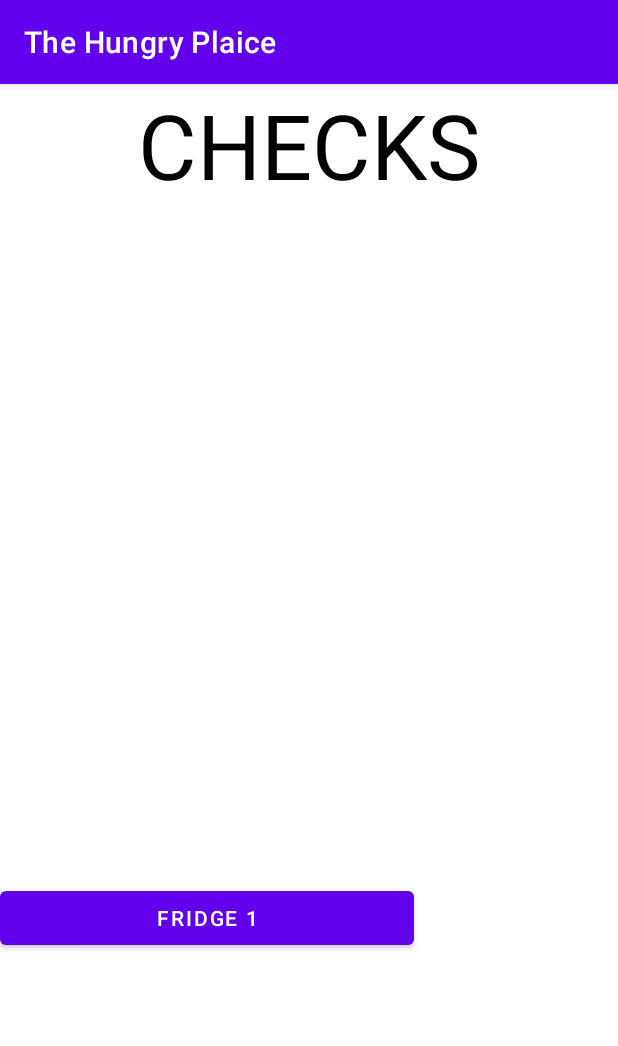
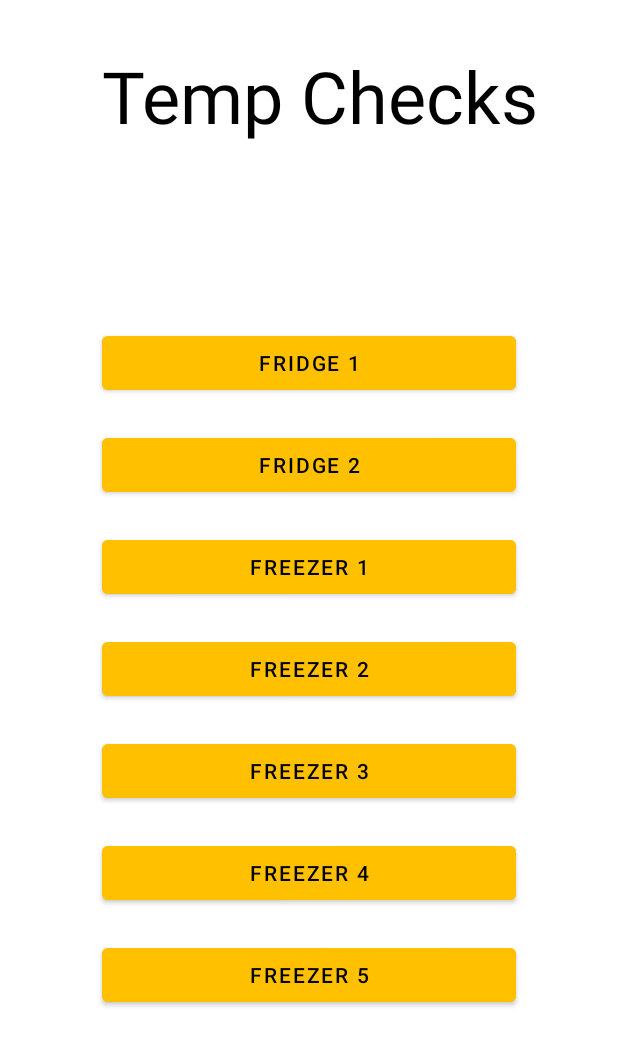
Before and after one commit to MrSquishmeister/TheHungryPlaice, an Android app: the screen it shows after launch (TemperatureChecks), after a tap on "CHECK TEMPERATURES", on a phone screen of 412 x 824 dp. Shown: the top 1046 px of the screen. Run offline under Robolectric (Android 15) with nearby library versions, the light colour scheme and no system bars; our stand-ins replace data binding.

Commit message:
binding & remove app title fix: activity pages now use binding and app title has been removed for all pages

```diff
--- a/app/build.gradle
+++ b/app/build.gradle
@@ -31,6 +31,9 @@ android {
     kotlinOptions {
         jvmTarget = '1.8'
     }
+    dataBinding {
+        enabled = true
+    }
 }
 
 dependencies {
--- a/app/src/main/java/com/lee/thehungryplaice/MainActivity.kt
+++ b/app/src/main/java/com/lee/thehungryplaice/MainActivity.kt
@@ -4,11 +4,18 @@ import android.content.Intent
 import androidx.appcompat.app.AppCompatActivity
 import android.os.Bundle
 import android.widget.Button
+import com.lee.thehungryplaice.databinding.ActivityMainBinding
 
 class MainActivity : AppCompatActivity() {
+    private lateinit var binding: ActivityMainBinding
     override fun onCreate(savedInstanceState: Bundle?) {
         super.onCreate(savedInstanceState)
-        setContentView(R.layout.activity_main)
+        try {
+            this.supportActionBar!!.hide()
+        } catch (e: NullPointerException) {
+        }
+        binding = ActivityMainBinding.inflate(layoutInflater)
+        setContentView(binding.root)
 
         val tempButton = findViewById<Button>(R.id.tempButton)
 
--- a/app/src/main/java/com/lee/thehungryplaice/RecordTemperatureChecks.kt
+++ b/app/src/main/java/com/lee/thehungryplaice/RecordTemperatureChecks.kt
@@ -8,8 +8,10 @@ import android.widget.TextView
 import android.widget.Toast
 import com.google.firebase.firestore.ktx.firestore
 import com.google.firebase.ktx.Firebase
+import com.lee.thehungryplaice.databinding.ActivityRecordTemperatureChecksBinding
 
 class RecordTemperatureChecks : AppCompatActivity() {
+    private lateinit var binding: ActivityRecordTemperatureChecksBinding
     private lateinit var device : TextView
     private lateinit var date : EditText
     private lateinit var time : EditText
@@ -22,7 +24,12 @@ class RecordTemperatureChecks : AppCompatActivity() {
 
     override fun onCreate(savedInstanceState: Bundle?) {
         super.onCreate(savedInstanceState)
-        setContentView(R.layout.activity_record_temperature_checks)
+        try {
+            this.supportActionBar!!.hide()
+        } catch (e: NullPointerException) {
+        }
+        binding = ActivityRecordTemperatureChecksBinding.inflate(layoutInflater)
+        setContentView(binding.root)
 
         device = findViewById(R.id.device)
         val deviceName = intent.getStringExtra("deviceName")
--- a/app/src/main/java/com/lee/thehungryplaice/TemperatureChecks.kt
+++ b/app/src/main/java/com/lee/thehungryplaice/TemperatureChecks.kt
@@ -4,22 +4,52 @@ import android.content.Intent
 import androidx.appcompat.app.AppCompatActivity
 import android.os.Bundle
 import android.widget.Button
-import android.widget.TextView
+import com.lee.thehungryplaice.databinding.ActivityTemperatureChecksBinding
 
 class TemperatureChecks : AppCompatActivity() {
+    private lateinit var binding: ActivityTemperatureChecksBinding
     override fun onCreate(savedInstanceState: Bundle?) {
         super.onCreate(savedInstanceState)
-        setContentView(R.layout.activity_temperature_checks)
+        try {
+            this.supportActionBar!!.hide()
+        } catch (e: NullPointerException) {
+        }
+        binding = ActivityTemperatureChecksBinding.inflate(layoutInflater)
+        setContentView(binding.root)
 
         val fridge1Button = findViewById<Button>(R.id.fridge1Button)
+        val fridge2Button = findViewById<Button>(R.id.fridge2Button)
+        val freezer1Button = findViewById<Button>(R.id.freezer1Button)
+        val freezer2Button = findViewById<Button>(R.id.freezer2Button)
+        val freezer3Button = findViewById<Button>(R.id.freezer3Button)
+        val freezer4Button = findViewById<Button>(R.id.freezer4Button)
+        val freezer5Button = findViewById<Button>(R.id.freezer5Button)
 
         fridge1Button.setOnClickListener{
-            val deviceName = ("Fridge1")
-            callActivity(deviceName)
+            callActivity("Fridge1")
         }
+        fridge2Button.setOnClickListener{
+            callActivity("Fridge2")
+        }
+        freezer1Button.setOnClickListener{
+            callActivity("Freezer1")
+        }
+        freezer2Button.setOnClickListener{
+            callActivity("Freezer2")
+        }
+        freezer3Button.setOnClickListener{
+            callActivity("Freezer3")
+        }
+        freezer4Button.setOnClickListener{
+            callActivity("Freezer4")
+        }
+        freezer5Button.setOnClickListener{
+            callActivity("Freezer5")
+        }
+
     }
     private fun callActivity(deviceName: String){
-       startActivity(Intent(this, RecordTemperatureChecks::class.java)
-           .putExtra("deviceName", deviceName))
+        startActivity(Intent(this, RecordTemperatureChecks::class.java)
+            .putExtra("deviceName", deviceName))
     }
 }
--- a/app/src/main/res/layout/activity_main.xml
+++ b/app/src/main/res/layout/activity_main.xml
@@ -1,10 +1,9 @@
 <?xml version="1.0" encoding="utf-8"?>
+<layout>
 <RelativeLayout xmlns:android="http://schemas.android.com/apk/res/android"
-    xmlns:app="http://schemas.android.com/apk/res-auto"
     xmlns:tools="http://schemas.android.com/tools"
     android:layout_width="match_parent"
     android:layout_height="match_parent"
-    android:background="#FCFFFFFF"
     android:orientation="vertical"
     tools:context=".MainActivity">
 
@@ -16,13 +15,15 @@
         android:layout_alignParentEnd="true"
         android:layout_marginStart="86dp"
         android:layout_marginEnd="107dp"
-        android:text="LOGO"
+        android:text="Menu"
         android:textAlignment="center"
         android:textColor="#000000"
         android:textSize="60sp" />
 
     <Button
         android:id="@+id/tempButton"
+        android:backgroundTint="#FFC000"
+        android:textColor="#000000"
         android:layout_width="272dp"
         android:layout_height="73dp"
         android:layout_alignParentStart="true"
@@ -35,3 +36,4 @@
 
 
 </RelativeLayout>
+</layout>
--- a/app/src/main/res/layout/activity_record_temperature_checks.xml
+++ b/app/src/main/res/layout/activity_record_temperature_checks.xml
@@ -1,4 +1,5 @@
 <?xml version="1.0" encoding="utf-8"?>
+<layout>
 <RelativeLayout xmlns:android="http://schemas.android.com/apk/res/android"
     xmlns:app="http://schemas.android.com/apk/res-auto"
     xmlns:tools="http://schemas.android.com/tools"
@@ -103,3 +104,4 @@
     </ScrollView>
 
 </RelativeLayout>
+</layout>
--- a/app/src/main/res/layout/activity_temperature_checks.xml
+++ b/app/src/main/res/layout/activity_temperature_checks.xml
@@ -1,7 +1,7 @@
 <?xml version="1.0" encoding="utf-8"?>
-<RelativeLayout xmlns:android="http://schemas.android.com/apk/res/android"
-    xmlns:app="http://schemas.android.com/apk/res-auto"
-    xmlns:tools="http://schemas.android.com/tools"
+<layout xmlns:tools="http://schemas.android.com/tools"
+    xmlns:android="http://schemas.android.com/apk/res/android">
+<RelativeLayout
     android:layout_width="match_parent"
     android:layout_height="match_parent"
     tools:context=".TemperatureChecks">
@@ -11,21 +11,92 @@
         android:layout_width="335dp"
         android:layout_height="wrap_content"
         android:layout_alignParentStart="true"
+        android:layout_alignParentTop="true"
         android:layout_alignParentEnd="true"
-        android:layout_marginStart="38dp"
-        android:layout_marginEnd="38dp"
-        android:layout_marginBottom="531dp"
-        android:text="CHECKS"
+        android:layout_marginStart="45dp"
+        android:layout_marginTop="31dp"
+        android:layout_marginEnd="31dp"
+        android:text="Temp Checks"
         android:textAlignment="center"
         android:textColor="#000000"
-        android:textSize="60sp" />
+        android:textSize="48sp" />
 
     <Button
         android:id="@+id/fridge1Button"
+        android:backgroundTint="#FFC000"
+        android:textColor="#000000"
         android:layout_width="276dp"
         android:layout_height="wrap_content"
-        android:layout_below="@+id/titleTextView"
-        android:layout_marginTop="-80dp"
+        android:layout_above="@+id/fridge2Button"
+        android:layout_marginBottom="20dp"
+        android:layout_centerHorizontal="true"
         android:text="Fridge 1" />
 
+    <Button
+        android:id="@+id/fridge2Button"
+        android:backgroundTint="#FFC000"
+        android:textColor="#000000"
+        android:layout_width="276dp"
+        android:layout_height="wrap_content"
+        android:layout_above="@+id/freezer1Button"
+        android:layout_marginBottom="20dp"
+        android:layout_centerHorizontal="true"
+        android:text="Fridge 2" />
+
+    <Button
+        android:id="@+id/freezer1Button"
+        android:backgroundTint="#FFC000"
+        android:textColor="#000000"
+        android:layout_width="276dp"
+        android:layout_height="wrap_content"
+        android:layout_above="@+id/freezer2Button"
+        android:layout_marginBottom="20dp"
+        android:layout_centerHorizontal="true"
+        android:text="Freezer 1" />
+
+    <Button
+        android:id="@+id/freezer2Button"
+        android:backgroundTint="#FFC000"
+        android:textColor="#000000"
+        android:layout_width="276dp"
+        android:layout_height="wrap_content"
+        android:layout_above="@+id/freezer3Button"
+        android:layout_marginBottom="20dp"
+        android:layout_centerHorizontal="true"
+        android:text="Freezer 2" />
+
+    <Button
+        android:id="@+id/freezer3Button"
+        android:backgroundTint="#FFC000"
+        android:textColor="#000000"
+        android:layout_width="276dp"
+        android:layout_height="wrap_content"
+        android:layout_above="@+id/freezer4Button"
+        android:layout_marginBottom="20dp"
+        android:layout_centerHorizontal="true"
+        android:text="Freezer 3" />
+
+    <Button
+        android:id="@+id/freezer4Button"
+        android:backgroundTint="#FFC000"
+        android:textColor="#000000"
+        android:layout_width="276dp"
+        android:layout_height="wrap_content"
+        android:layout_above="@+id/freezer5Button"
+        android:layout_marginBottom="20dp"
+        android:layout_centerHorizontal="true"
+        android:text="Freezer 4" />
+
+    <Button
+        android:id="@+id/freezer5Button"
+        android:backgroundTint="#FFC000"
+        android:textColor="#000000"
+        android:layout_width="276dp"
+        android:layout_height="wrap_content"
+        android:layout_alignParentBottom="true"
+        android:layout_marginBottom="150dp"
+        android:layout_centerHorizontal="true"
+        android:text="Freezer 5"/>
+
 </RelativeLayout>
+</layout>
--- a/app/src/main/res/values-night/themes.xml
+++ b/app/src/main/res/values-night/themes.xml
@@ -1,13 +1,13 @@
 <resources xmlns:tools="http://schemas.android.com/tools">
     <!-- Base application theme. -->
-    <style name="Theme.TheHungryPlaice" parent="Theme.MaterialComponents.DayNight.DarkActionBar">
+    <style name="Theme.TheHungryPlaice" parent="Theme.MaterialComponents.Light.DarkActionBar">
         <!-- Primary brand color. -->
-        <item name="colorPrimary">@color/purple_200</item>
-        <item name="colorPrimaryVariant">@color/purple_700</item>
-        <item name="colorOnPrimary">@color/black</item>
+        <item name="colorPrimary">#FFC000</item>
+        <item name="colorPrimaryVariant">#FFC000</item>
+        <item name="colorOnPrimary">#000000</item>
         <!-- Secondary brand color. -->
         <item name="colorSecondary">@color/teal_200</item>
-        <item name="colorSecondaryVariant">@color/teal_200</item>
+        <item name="colorSecondaryVariant">@color/teal_700</item>
         <item name="colorOnSecondary">@color/black</item>
         <!-- Status bar color. -->
         <item name="android:statusBarColor">?attr/colorPrimaryVariant</item>
--- a/app/src/main/res/values/themes.xml
+++ b/app/src/main/res/values/themes.xml
@@ -1,10 +1,10 @@
 <resources xmlns:tools="http://schemas.android.com/tools">
     <!-- Base application theme. -->
-    <style name="Theme.TheHungryPlaice" parent="Theme.MaterialComponents.DayNight.DarkActionBar">
+    <style name="Theme.TheHungryPlaice" parent="Theme.MaterialComponents.Light.DarkActionBar">
         <!-- Primary brand color. -->
-        <item name="colorPrimary">@color/purple_500</item>
-        <item name="colorPrimaryVariant">@color/purple_700</item>
-        <item name="colorOnPrimary">@color/white</item>
+        <item name="colorPrimary">#FFC000</item>
+        <item name="colorPrimaryVariant">#FFC000</item>
+        <item name="colorOnPrimary">#000000</item>
         <!-- Secondary brand color. -->
         <item name="colorSecondary">@color/teal_200</item>
         <item name="colorSecondaryVariant">@color/teal_700</item>
```
